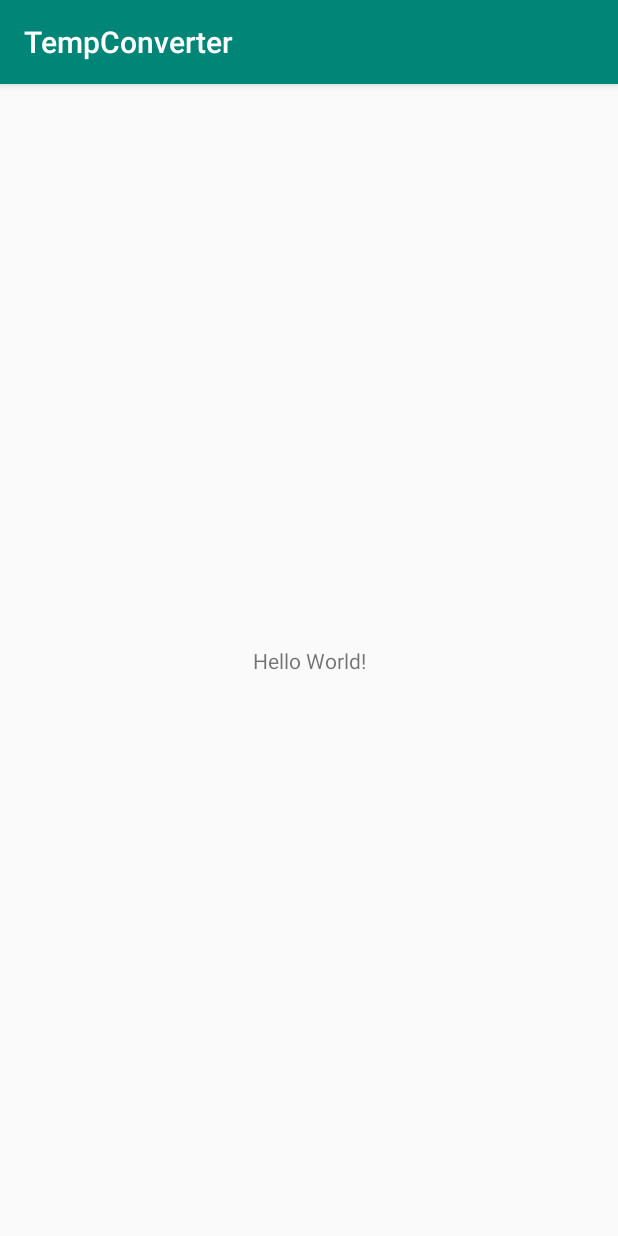
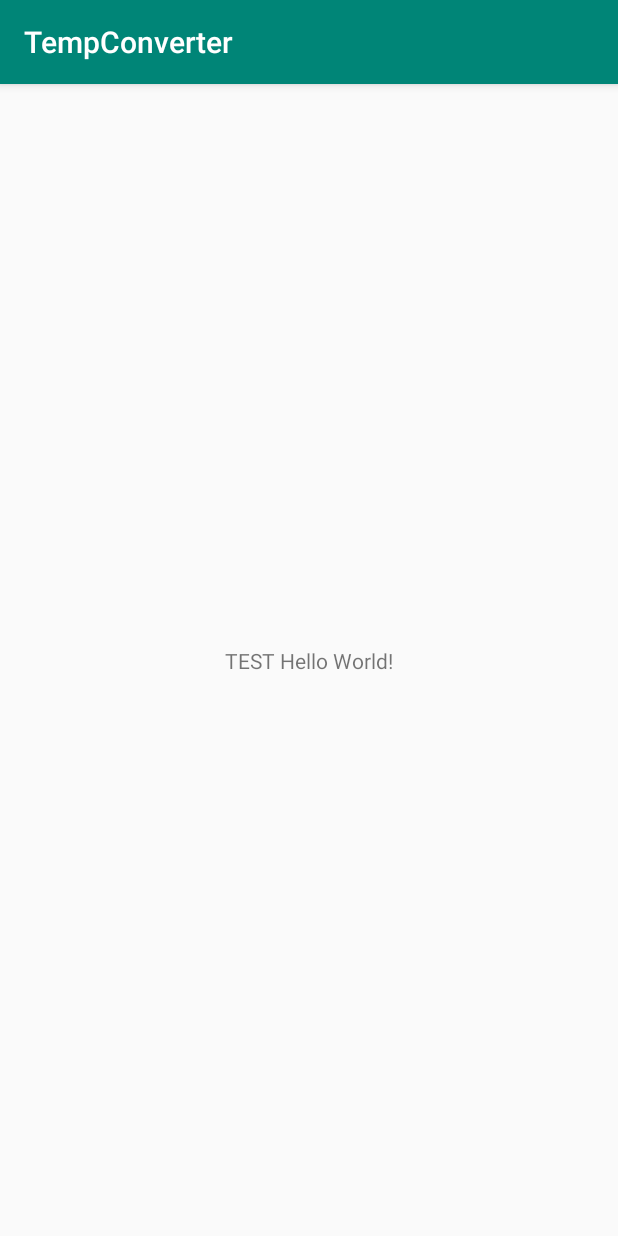
Before and after one commit to Aaron-SCC/TempConverter, an Android app: the screen it shows after launch (MainActivity), on a phone screen of 412 x 824 dp. Run offline under Robolectric (Android 15) with nearby library versions, the phone set to English and light mode, and no system bars.

Commit message:
changed text of initial Hello World!

```diff
--- a/app/src/main/res/layout/activity_main.xml
+++ b/app/src/main/res/layout/activity_main.xml
@@ -9,7 +9,7 @@
     <TextView
         android:layout_width="wrap_content"
         android:layout_height="wrap_content"
-        android:text="Hello World!"
+        android:text="TEST Hello World!"
         app:layout_constraintBottom_toBottomOf="parent"
         app:layout_constraintLeft_toLeftOf="parent"
         app:layout_constraintRight_toRightOf="parent"
```
